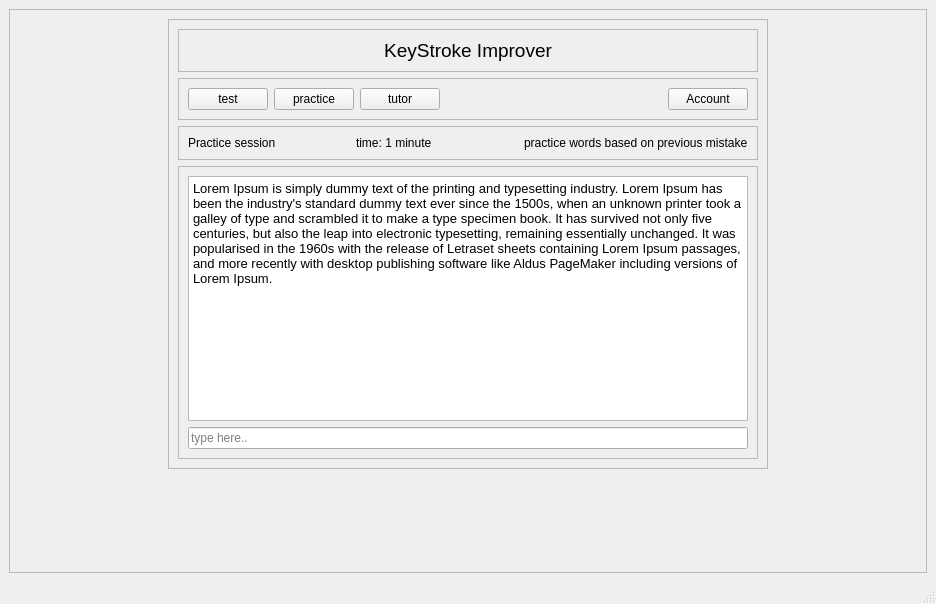
The window that practice.ui (Prakash5209/typing_tutor) describes before a commit, drawn with Qt 5.
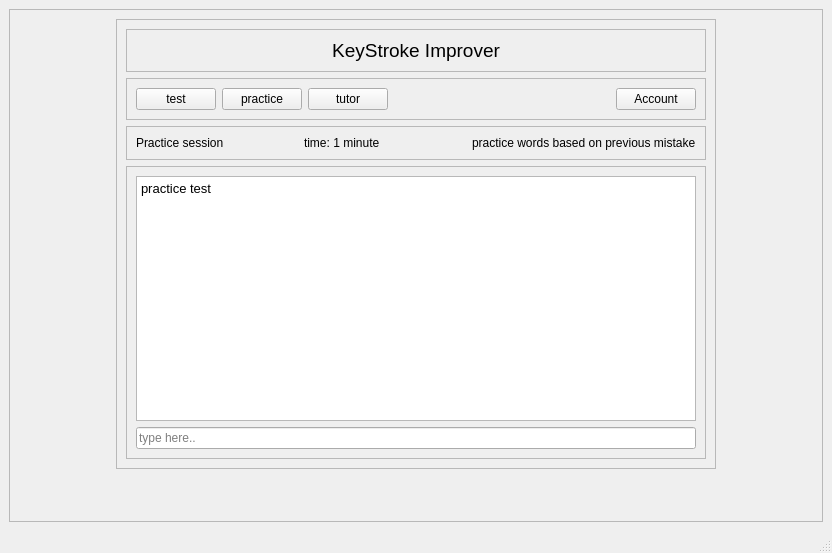
The same window after the commit.

Diff of the .ui file:
```diff
--- a/practice.ui
+++ b/practice.ui
@@ -6,8 +6,8 @@
    <rect>
     <x>0</x>
     <y>0</y>
-    <width>936</width>
-    <height>604</height>
+    <width>832</width>
+    <height>553</height>
    </rect>
   </property>
   <property name="windowTitle">
@@ -25,8 +25,8 @@
         <rect>
          <x>0</x>
          <y>0</y>
-         <width>916</width>
-         <height>540</height>
+         <width>812</width>
+         <height>489</height>
         </rect>
        </property>
        <layout class="QGridLayout" name="gridLayout">
@@ -202,9 +202,7 @@
 &lt;html&gt;&lt;head&gt;&lt;meta name=&quot;qrichtext&quot; content=&quot;1&quot; /&gt;&lt;style type=&quot;text/css&quot;&gt;
 p, li { white-space: pre-wrap; }
 &lt;/style&gt;&lt;/head&gt;&lt;body style=&quot; font-family:'Ubuntu'; font-size:10pt; font-weight:400; font-style:normal;&quot;&gt;
-&lt;p style=&quot; margin-top:0px; margin-bottom:0px; margin-left:0px; margin-right:0px; -qt-block-indent:0; text-indent:0px;&quot;&gt;Lorem Ipsum is simply dummy text of the printing and typesetting industry. Lorem Ipsum has been the industry's standard dummy text ever since the 1500s, when an unknown printer took a galley of type and scrambled it to make a type specimen book. It has survived not only five centuries, but also the leap into electronic typesetting, remaining essentially unchanged. It was popularised in the 1960s with the release of Letraset sheets containing Lorem Ipsum passages, and more recently with desktop publishing software like Aldus PageMaker including versions of Lorem Ipsum.&lt;/p&gt;
-&lt;p style=&quot;-qt-paragraph-type:empty; margin-top:0px; margin-bottom:0px; margin-left:0px; margin-right:0px; -qt-block-indent:0; text-indent:0px;&quot;&gt;&lt;br /&gt;&lt;/p&gt;
-&lt;p style=&quot;-qt-paragraph-type:empty; margin-top:0px; margin-bottom:0px; margin-left:0px; margin-right:0px; -qt-block-indent:0; text-indent:0px;&quot;&gt;&lt;br /&gt;&lt;/p&gt;&lt;/body&gt;&lt;/html&gt;</string>
+&lt;p style=&quot; margin-top:0px; margin-bottom:0px; margin-left:0px; margin-right:0px; -qt-block-indent:0; text-indent:0px;&quot;&gt;practice test&lt;/p&gt;&lt;/body&gt;&lt;/html&gt;</string>
                 </property>
                </widget>
               </item>
```
Left out of the diff: 2 changed lines with no effect on the pictures.
